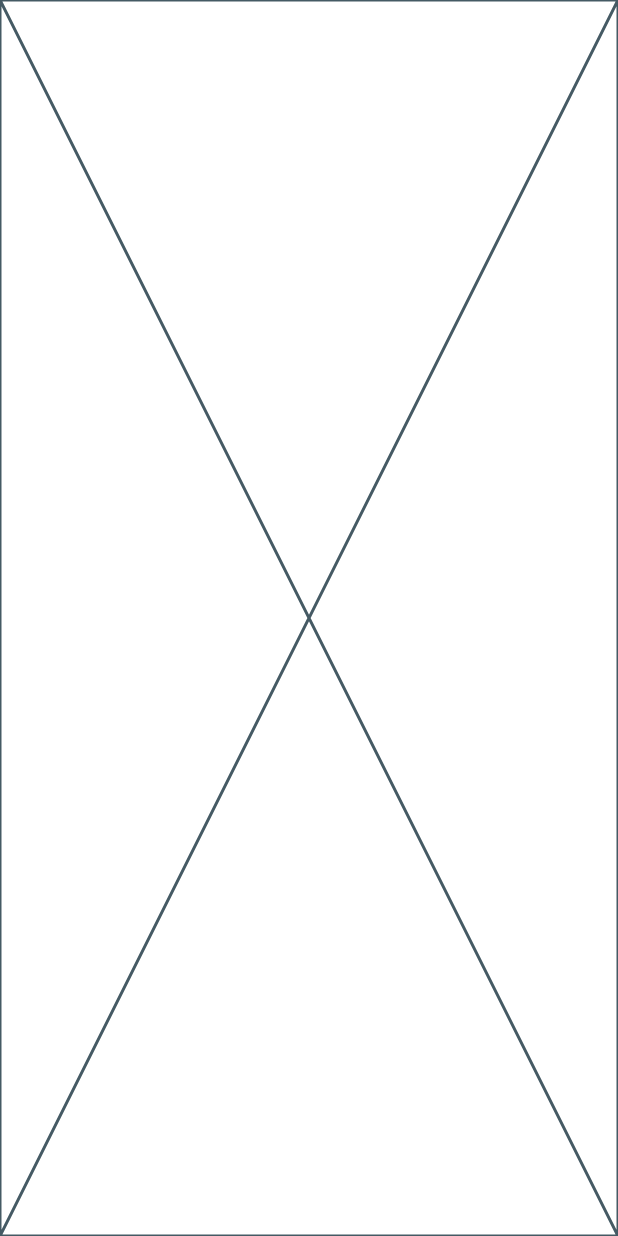
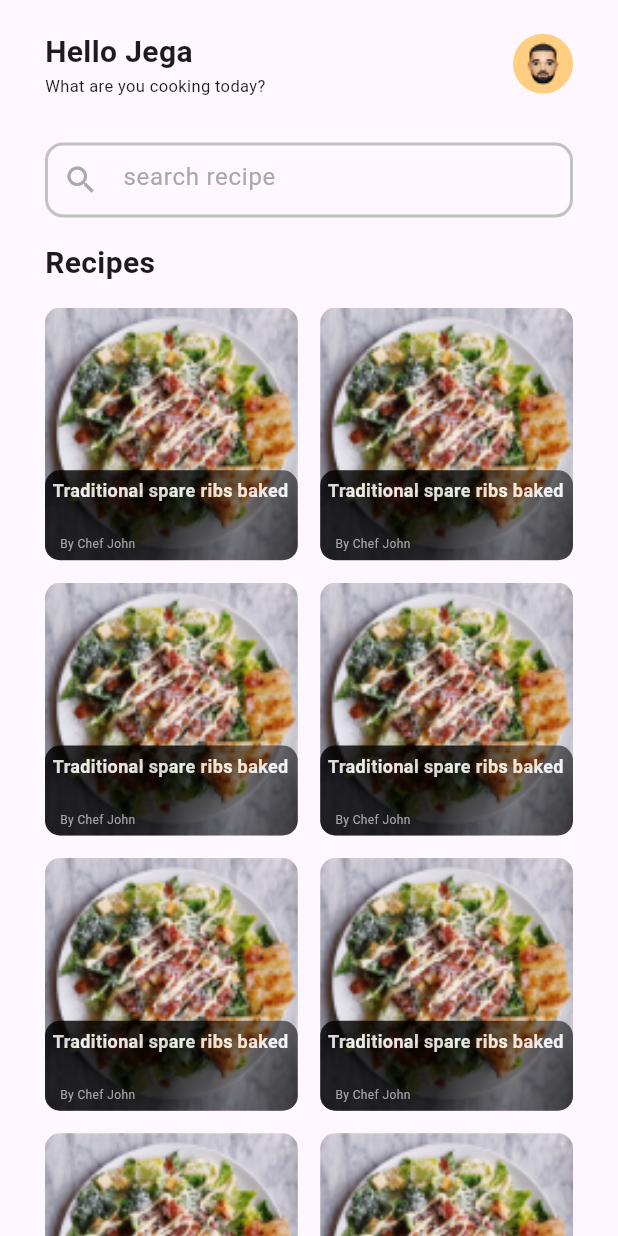
Before and after one commit to mazenanter/recipe_app, a Flutter app: the screen it shows after launch, after a tap on "Sign In", on a phone screen of 412 x 824 dp. Run offline on Flutter 3.47's test engine with Material 3 defaults, Android fonts, the phone set to English and light mode, and no system bars.

Commit message:
finish home ui

```diff
--- a/lib/views/home_view.dart
+++ b/lib/views/home_view.dart
@@ -1,10 +1,60 @@
 import 'package:flutter/material.dart';
+import 'package:recipe_app/utils/app_text_styles.dart';
+import 'package:recipe_app/widgets/header_home.dart';
+import 'package:recipe_app/widgets/recipe_item.dart';
+import 'package:recipe_app/widgets/search_text_field.dart';
 
 class HomeView extends StatelessWidget {
   const HomeView({super.key});
 
   @override
   Widget build(BuildContext context) {
-    return const Placeholder();
+    return Scaffold(
+      body: SafeArea(
+          child: Padding(
+        padding: const EdgeInsets.symmetric(horizontal: 30),
+        child: CustomScrollView(
+          slivers: [
+            const SliverToBoxAdapter(
+              child: SizedBox(
+                height: 20,
+              ),
+            ),
+            const SliverToBoxAdapter(child: CustomHeaderHome()),
+            const SliverToBoxAdapter(
+              child: SizedBox(
+                height: 30,
+              ),
+            ),
+            const SliverToBoxAdapter(child: SearchTextField()),
+            const SliverToBoxAdapter(
+              child: SizedBox(
+                height: 16,
+              ),
+            ),
+            const SliverToBoxAdapter(
+              child: Text(
+                'Recipes',
+                style: AppTextStyles.syleSemiBold20,
+              ),
+            ),
+            const SliverToBoxAdapter(
+              child: SizedBox(
+                height: 15,
+              ),
+            ),
+            SliverGrid.builder(
+              itemCount: 10,
+              gridDelegate: const SliverGridDelegateWithFixedCrossAxisCount(
+                crossAxisCount: 2,
+                mainAxisSpacing: 15,
+                crossAxisSpacing: 15,
+              ),
+              itemBuilder: (context, index) => const RecipeItem(),
+            ),
+          ],
+        ),
+      )),
+    );
   }
 }
--- /dev/null
+++ b/lib/widgets/header_home.dart
@@ -0,0 +1,37 @@
+import 'package:flutter/material.dart';
+import 'package:recipe_app/utils/app_text_styles.dart';
+
+class CustomHeaderHome extends StatelessWidget {
+  const CustomHeaderHome({
+    super.key,
+  });
+
+  @override
+  Widget build(BuildContext context) {
+    return const Row(
+      mainAxisAlignment: MainAxisAlignment.spaceBetween,
+      children: [
+        Column(
+          crossAxisAlignment: CrossAxisAlignment.start,
+          children: [
+            Text(
+              'Hello Jega',
+              style: AppTextStyles.syleSemiBold20,
+            ),
+            Text(
+              'What are you cooking today?',
+              style: AppTextStyles.syleRegular11,
+            ),
+          ],
+        ),
+        CircleAvatar(
+          backgroundColor: Color(0xffFFCE80),
+          radius: 20,
+          backgroundImage: AssetImage(
+            'assets/d6cbc6849fe48a0f9d7a0778502d14b5-removebg-preview 1.png',
+          ),
+        ),
+      ],
+    );
+  }
+}
--- /dev/null
+++ b/lib/widgets/recipe_item.dart
@@ -0,0 +1,76 @@
+import 'package:flutter/material.dart';
+import 'package:recipe_app/utils/app_text_styles.dart';
+
+class RecipeItem extends StatelessWidget {
+  const RecipeItem({super.key});
+
+  @override
+  Widget build(BuildContext context) {
+    return Container(
+      decoration: BoxDecoration(
+        borderRadius: BorderRadius.circular(10),
+      ),
+      child: Stack(
+        alignment: AlignmentDirectional.bottomCenter,
+        children: [
+          ClipRRect(
+            borderRadius: BorderRadius.circular(10),
+            child: AspectRatio(
+              aspectRatio: 1,
+              child: Image.asset(
+                fit: BoxFit.fill,
+                'assets/mae-mu-H5Hj8QV2Tx4-unsplash 1.png',
+              ),
+            ),
+          ),
+          Opacity(
+            opacity: 0.8,
+            child: Container(
+              height: 60,
+              width: double.infinity,
+              decoration: BoxDecoration(
+                borderRadius: BorderRadius.circular(10),
+                gradient: const LinearGradient(
+                    begin: Alignment.topLeft,
+                    end: Alignment.bottomRight,
+                    colors: [
+                      Colors.black,
+                      Colors.black,
+                      Colors.black,
+                      Colors.black54,
+                      Colors.black87,
+                    ]),
+              ),
+              child: Padding(
+                padding: const EdgeInsets.symmetric(horizontal: 5, vertical: 5),
+                child: Column(
+                  crossAxisAlignment: CrossAxisAlignment.start,
+                  children: [
+                    Text(
+                      maxLines: 2,
+                      'Traditional spare ribs baked',
+                      style: AppTextStyles.syleSemiBold11.copyWith(
+                        fontSize: 12,
+                        color: Colors.white,
+                        overflow: TextOverflow.ellipsis,
+                      ),
+                    ),
+                    const Spacer(),
+                    const Padding(
+                      padding: EdgeInsets.only(left: 5),
+                      child: Text(
+                        maxLines: 2,
+                        'By Chef John',
+                        style: AppTextStyles.syleRegular8,
+                      ),
+                    ),
+                  ],
+                ),
+              ),
+            ),
+          ),
+        ],
+      ),
+    );
+  }
+}
--- /dev/null
+++ b/lib/widgets/search_text_field.dart
@@ -0,0 +1,39 @@
+import 'package:flutter/material.dart';
+import 'package:recipe_app/utils/app_colors.dart';
+
+class SearchTextField extends StatelessWidget {
+  const SearchTextField({
+    super.key,
+  });
+
+  @override
+  Widget build(BuildContext context) {
+    return SizedBox(
+      height: 50,
+      child: TextField(
+        decoration: InputDecoration(
+          hintText: 'search recipe',
+          hintStyle: const TextStyle(
+            color: AppColors.darkGrayColor,
+          ),
+          prefixIcon: const Icon(
+            Icons.search,
+            color: AppColors.darkGrayColor,
+          ),
+          focusedBorder: buildBorder(),
+          enabledBorder: buildBorder(),
+        ),
+      ),
+    );
+  }
+
+  OutlineInputBorder buildBorder() {
+    return OutlineInputBorder(
+      borderRadius: BorderRadius.circular(12),
+      borderSide: const BorderSide(
+        width: 2,
+        color: AppColors.grayColor,
+      ),
+    );
+  }
+}
--- a/pubspec.yaml
+++ b/pubspec.yaml
@@ -59,9 +59,8 @@ flutter:
   uses-material-design: true
 
   # To add assets to your application, add an assets section, like this:
-  # assets:
-  #   - images/a_dot_burr.jpeg
-  #   - images/a_dot_ham.jpeg
+  assets:
+    - assets/
 
   # An image asset can refer to one or more resolution-specific "variants", see
   # https://flutter.dev/to/resolution-aware-images
```
Also changed, not shown: assets/d6cbc6849fe48a0f9d7a0778502d14b5-removebg-preview 1.png (added), assets/mae-mu-H5Hj8QV2Tx4-unsplash 1.png (added).
